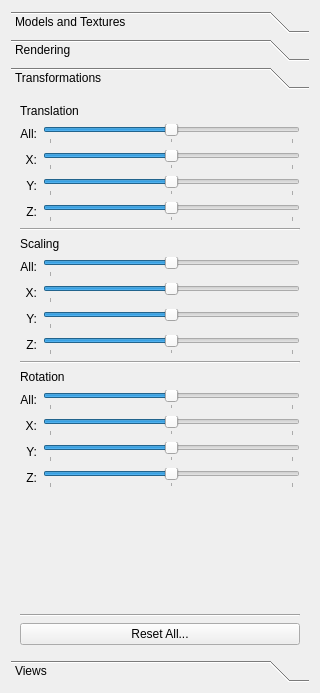
Above: src/SideBar.ui from adickin/Md2-Viewer before the change. Below: the same form after it.
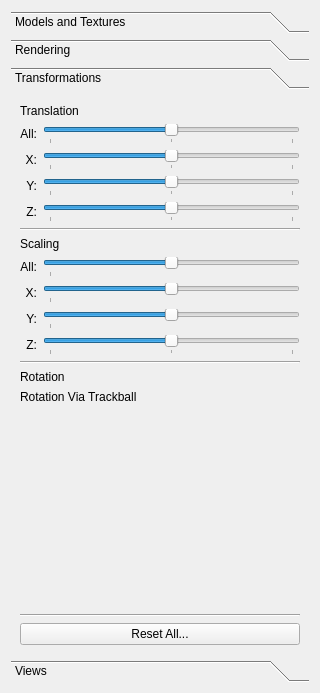
That is the form after the change. The open tabs and pages were chosen to show the change.

Patch:
```diff
--- a/src/SideBar.ui
+++ b/src/SideBar.ui
@@ -593,120 +593,10 @@
                <item>
                 <widget class="QLabel" name="label_43">
                  <property name="text">
-                  <string>All:</string>
+                  <string>Rotation Via Trackball</string>
                  </property>
                  <property name="alignment">
-                  <set>Qt::AlignRight|Qt::AlignTrailing|Qt::AlignVCenter</set>
-                 </property>
-                </widget>
-               </item>
-               <item>
-                <widget class="QLabel" name="label_44">
-                 <property name="text">
-                  <string>X:</string>
-                 </property>
-                 <property name="alignment">
-                  <set>Qt::AlignRight|Qt::AlignTrailing|Qt::AlignVCenter</set>
-                 </property>
-                </widget>
-               </item>
-               <item>
-                <widget class="QLabel" name="label_45">
-                 <property name="text">
-                  <string>Y:</string>
-                 </property>
-                 <property name="alignment">
-                  <set>Qt::AlignRight|Qt::AlignTrailing|Qt::AlignVCenter</set>
-                 </property>
-                </widget>
-               </item>
-               <item>
-                <widget class="QLabel" name="label_46">
-                 <property name="text">
-                  <string>Z:</string>
-                 </property>
-                 <property name="alignment">
-                  <set>Qt::AlignRight|Qt::AlignTrailing|Qt::AlignVCenter</set>
-                 </property>
-                </widget>
-               </item>
-              </layout>
-             </item>
-             <item>
-              <layout class="QVBoxLayout" name="verticalLayout_35">
-               <item>
-                <widget class="QSlider" name="allRotationSlider">
-                 <property name="minimum">
-                  <number>-180</number>
-                 </property>
-                 <property name="maximum">
-                  <number>180</number>
-                 </property>
-                 <property name="orientation">
-                  <enum>Qt::Horizontal</enum>
-                 </property>
-                 <property name="tickPosition">
-                  <enum>QSlider::TicksBelow</enum>
-                 </property>
-                 <property name="tickInterval">
-                  <number>180</number>
-                 </property>
-                </widget>
-               </item>
-               <item>
-                <widget class="QSlider" name="xRotationSlider">
-                 <property name="minimum">
-                  <number>-180</number>
-                 </property>
-                 <property name="maximum">
-                  <number>180</number>
-                 </property>
-                 <property name="orientation">
-                  <enum>Qt::Horizontal</enum>
-                 </property>
-                 <property name="tickPosition">
-                  <enum>QSlider::TicksBelow</enum>
-                 </property>
-                 <property name="tickInterval">
-                  <number>180</number>
-                 </property>
-                </widget>
-               </item>
-               <item>
-                <widget class="QSlider" name="yRotationSlider">
-                 <property name="minimum">
-                  <number>-180</number>
-                 </property>
-                 <property name="maximum">
-                  <number>180</number>
-                 </property>
-                 <property name="orientation">
-                  <enum>Qt::Horizontal</enum>
-                 </property>
-                 <property name="tickPosition">
-                  <enum>QSlider::TicksBelow</enum>
-                 </property>
-                 <property name="tickInterval">
-                  <number>180</number>
-                 </property>
-                </widget>
-               </item>
-               <item>
-                <widget class="QSlider" name="zRotationSlider">
-                 <property name="minimum">
-                  <number>-180</number>
-                 </property>
-                 <property name="maximum">
-                  <number>180</number>
-                 </property>
-                 <property name="orientation">
-                  <enum>Qt::Horizontal</enum>
-                 </property>
-                 <property name="tickPosition">
-                  <enum>QSlider::TicksBelow</enum>
-                 </property>
-                 <property name="tickInterval">
-                  <number>180</number>
+                  <set>Qt::AlignLeading|Qt::AlignLeft|Qt::AlignVCenter</set>
                  </property>
                 </widget>
                </item>
```
Left out of the diff: 10 changed lines with no effect on the pictures.
